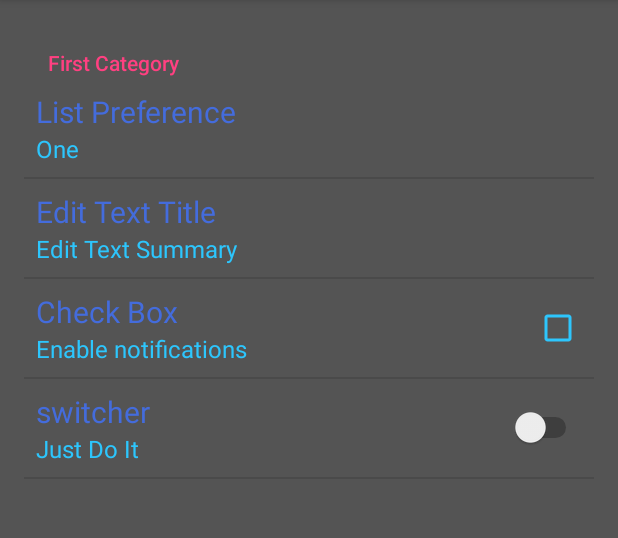
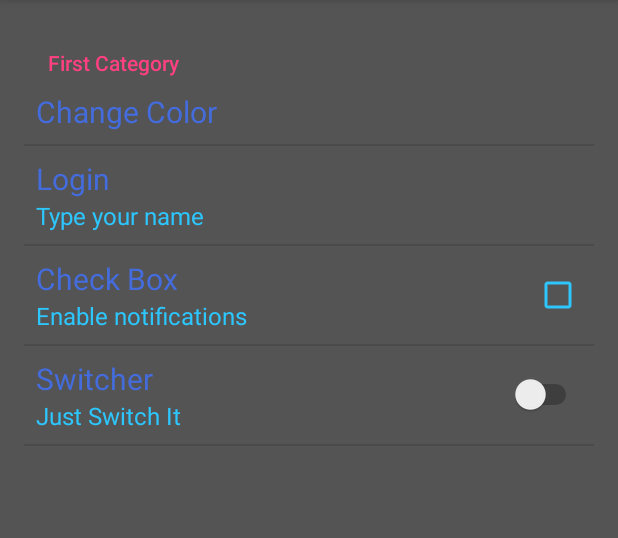
Before and after one commit to Astichko/PreferencesAcitvity, an Android app: the screen it shows after launch (PreferenceActivity), on a phone screen of 412 x 824 dp, the part 84-622 px from its top. Run offline under Robolectric (Android 15) with nearby library versions, the phone set to English and light mode, and no system bars.

Commit message:
Final fixes.

```diff
--- a/app/src/main/java/com/example/boss/xmlpreferences/PrefFragment.java
+++ b/app/src/main/java/com/example/boss/xmlpreferences/PrefFragment.java
@@ -1,36 +1,78 @@
 package com.example.boss.xmlpreferences;
 
+import android.content.SharedPreferences;
 import android.os.Bundle;
 import android.preference.EditTextPreference;
-import android.preference.ListPreference;
-import android.preference.Preference;
 import android.preference.PreferenceFragment;
+import android.preference.PreferenceManager;
 
 /**
  * Created by BOSS on 17.12.2016.
  */
 
-public class PrefFragment extends PreferenceFragment {
+public class PrefFragment extends PreferenceFragment implements SharedPreferences.OnSharedPreferenceChangeListener {
+
+    final private String EDIT_TEXT = "edit_text";
+    final private String COLOR_LIST = "colors_list";
+    private EditTextPreference editText;
+    private int[] colorArray;
+
+
     @Override
     public void onCreate(Bundle savedInstanceState) {
         super.onCreate(savedInstanceState);
         addPreferencesFromResource(R.xml.pref_screen);
+        createColorArray();
+        findViews();
+        setLoginText();
+        setColor();
+    }
 
-        ListPreference prefList = (ListPreference) findPreference("list");
-        prefList.setOnPreferenceChangeListener(new Preference.OnPreferenceChangeListener() {
-            @Override
-            public boolean onPreferenceChange(Preference preference, Object o) {
-                preference.setSummary(o.toString());
-                return false;
-            }
-        });
-        EditTextPreference prefEditText = (EditTextPreference) findPreference("edit_text");
-        prefEditText.setOnPreferenceChangeListener(new Preference.OnPreferenceChangeListener() {
-            @Override
-            public boolean onPreferenceChange(Preference preference, Object o) {
-                preference.setSummary(o.toString());
-                return false;
-            }
-        });
+    public void createColorArray() {
+        colorArray = new int[4];
+        colorArray[0] = R.color.backgroundColor;
+        colorArray[1] = R.color.backgroundOrange;
+        colorArray[2] = R.color.backgroundGreen;
+        colorArray[3] = R.color.backgroundRed;
+    }
+
+    public void setColor() {
+        int index = Integer.parseInt(PreferenceManager.getDefaultSharedPreferences(getActivity()).getString(COLOR_LIST, ""));
+        getActivity().getWindow().getDecorView().setBackgroundColor(getResources().getColor(colorArray[index]));
+    }
+
+    public void findViews() {
+        editText = (EditTextPreference) findPreference(EDIT_TEXT);
+    }
+
+    public void setLoginText() {
+        String s = PreferenceManager.getDefaultSharedPreferences(getActivity()).getString(EDIT_TEXT, "");
+        editText.setSummary(s);
+    }
+
+    @Override
+    public void onSharedPreferenceChanged(SharedPreferences pref, String key) {
+        switch (key) {
+            case COLOR_LIST:
+                setColor();
+                break;
+            case EDIT_TEXT:
+                setLoginText();
+                break;
+        }
+    }
+
+    @Override
+    public void onResume() {
+        super.onResume();
+        getPreferenceScreen().getSharedPreferences()
+                .registerOnSharedPreferenceChangeListener(this);
+    }
+
+    @Override
+    public void onPause() {
+        super.onPause();
+        getPreferenceScreen().getSharedPreferences()
+                .unregisterOnSharedPreferenceChangeListener(this);
     }
 }
--- a/app/src/main/java/com/example/boss/xmlpreferences/PreferenceActivity.java
+++ b/app/src/main/java/com/example/boss/xmlpreferences/PreferenceActivity.java
@@ -12,7 +12,6 @@ public class PreferenceActivity extends AppCompatActivity {
         super.onCreate(savedInstanceState);
         setContentView(R.layout.activity_main);
         createSettingsFragment(savedInstanceState);
-
     }
 
     private void createSettingsFragment(Bundle savedInstanceState) {
--- a/app/src/main/res/values/colors.xml
+++ b/app/src/main/res/values/colors.xml
@@ -7,4 +7,8 @@
     <color name="tittleColor">#446cdc</color>
     <color name="summaryColor">#2dc6fd</color>
     <color name="clickColor">#9748af</color>
+    <color name="backgroundOrange">#f1794e</color>
+    <color name="backgroundGreen">#78ae4f</color>
+    <color name="backgroundRed">#c4434c</color>
+
 </resources>
--- a/app/src/main/res/values/strings.xml
+++ b/app/src/main/res/values/strings.xml
@@ -1,13 +1,17 @@
 <resources>
     <string name="app_name">XmlPreferences</string>
+    <string name="color_list">color_list</string>
+    <string name="edit_text">edit_text</string>
     <string-array name="entries">
-        <item>one</item>
-        <item>two</item>
-        <item>three</item>
+        <item>Default</item>
+        <item>Orange</item>
+        <item>Green</item>
+        <item>Red</item>
     </string-array>
     <string-array name="entry_values">
-        <item>One</item>
-        <item>Two</item>
-        <item>Three</item>
+        <item>0</item>
+        <item>1</item>
+        <item>2</item>
+        <item>3</item>
     </string-array>
 </resources>
--- a/app/src/main/res/xml/pref_screen.xml
+++ b/app/src/main/res/xml/pref_screen.xml
@@ -4,15 +4,15 @@
         <ListPreference
             android:entries="@array/entries"
             android:entryValues="@array/entry_values"
-            android:key="list"
+            android:key="colors_list"
+            android:defaultValue="0"
             android:layout="@layout/item_layout"
-            android:summary="One"
-            android:title="List Preference" />
+            android:title="Change Color" />
         <EditTextPreference
             android:key="edit_text"
+            android:defaultValue="Type your name"
             android:layout="@layout/item_layout"
-            android:summary="Edit Text Summary"
-            android:title="Edit Text Title" />
+            android:title="Login" />
         <CheckBoxPreference
             android:key="check_box"
             android:layout="@layout/item_layout"
@@ -21,7 +21,7 @@
         <SwitchPreference
             android:key="switcher"
             android:layout="@layout/item_layout"
-            android:summary="Just Do It"
-            android:title="switcher" />
+            android:summary="Just Switch It"
+            android:title="Switcher" />
     </PreferenceCategory>
 </PreferenceScreen>
```
